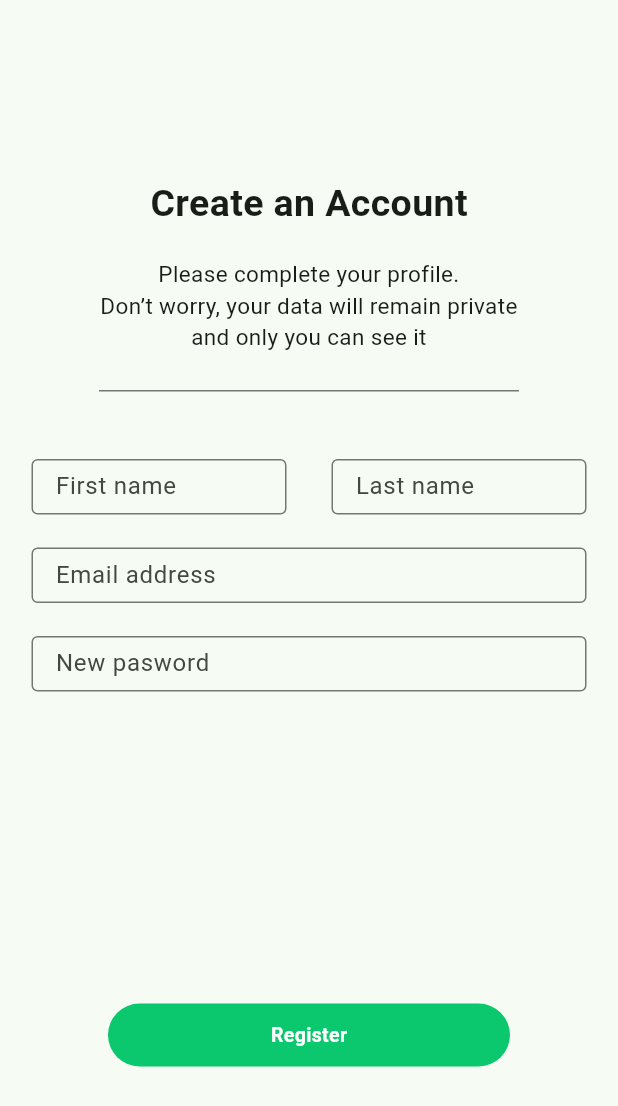
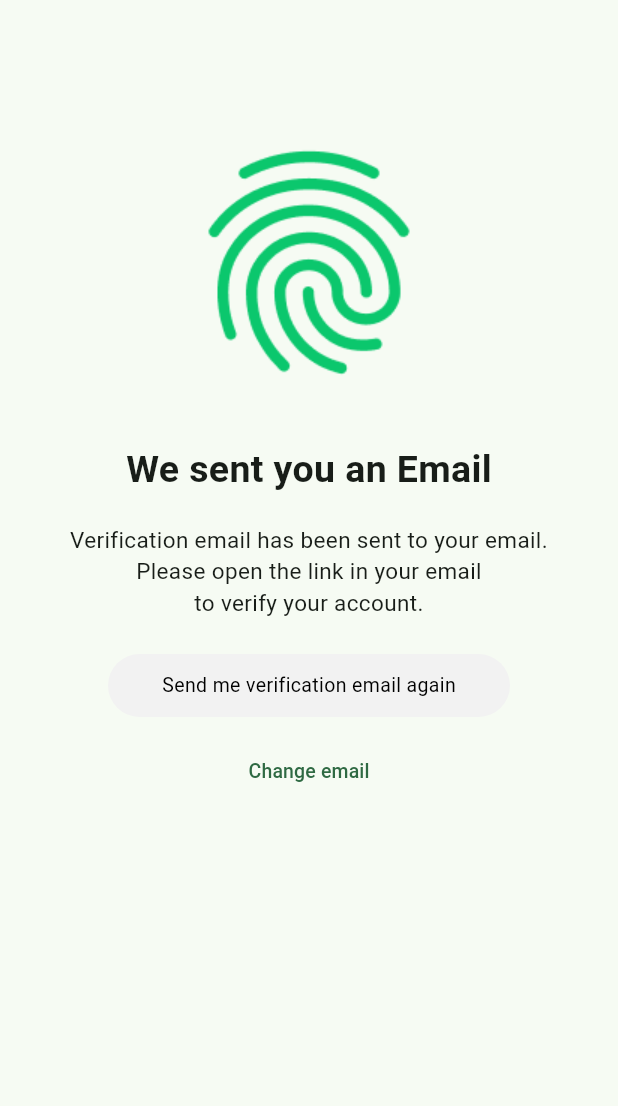
Before and after one commit to imranahmad2k1/spa-app, a Flutter app: the screen it shows after launch, on a phone screen of 412 x 824 dp. Shown: the top 1106 px of the screen. Run offline on Flutter 3.47's test engine with Material 2 defaults, Android fonts, the phone set to English and light mode, and no system bars.

Commit message:
verify email view completed

```diff
--- a/lib/main.dart
+++ b/lib/main.dart
@@ -1,6 +1,7 @@
 import 'package:flutter/material.dart';
 import 'package:student_personal_assistant/constants/colors.dart';
 import 'package:student_personal_assistant/views/register/create_an_account_view.dart';
+import 'package:student_personal_assistant/views/register/verify_email_view.dart';
 import 'package:student_personal_assistant/views/welcome_view.dart';
 
 void main() {
@@ -11,7 +12,7 @@ void main() {
       colorScheme: ColorScheme.fromSeed(seedColor: const Color(primaryColor)),
       useMaterial3: true,
     ),
-    home: const CreateAnAccountView(),
+    home: const VerifyEmailView(),
   ));
 }
 
--- /dev/null
+++ b/lib/views/register/verify_email_view.dart
@@ -0,0 +1,70 @@
+import 'package:flutter/material.dart';
+import 'package:student_personal_assistant/constants/colors.dart';
+
+class VerifyEmailView extends StatelessWidget {
+  const VerifyEmailView({super.key});
+
+  @override
+  Widget build(BuildContext context) {
+    return Scaffold(
+      body: Center(
+        child: Column(
+          crossAxisAlignment: CrossAxisAlignment.center,
+          children: [
+            const SizedBox(
+              height: 86,
+            ),
+            Image.asset(
+              'assets/images/fingerprint.png',
+              // width: , height: ,
+            ),
+            const SizedBox(height: 31),
+            const Text(
+              'We sent you an Email',
+              style: TextStyle(
+                fontSize: 25,
+                fontWeight: FontWeight.bold,
+              ),
+            ),
+            const SizedBox(height: 18),
+            const Text(
+              'Verification email has been sent to your email.\nPlease open the link in your email\nto verify your account.',
+              textAlign: TextAlign.center,
+              style: TextStyle(
+                fontSize: 15,
+              ),
+            ),
+            const SizedBox(height: 24),
+            InkWell(
+              onTap: () {},
+              borderRadius: BorderRadius.circular(30),
+              child: Ink(
+                width: 268,
+                height: 42,
+                decoration: BoxDecoration(
+                  borderRadius: BorderRadius.circular(30),
+                  color: const Color(secondaryColor),
+                ),
+                child: const Center(
+                    child: Text(
+                  'Send me verification email again',
+                  style: TextStyle(
+                      color: Colors.black,
+                      fontSize: 13,
+                      fontWeight: FontWeight.normal),
+                )),
+              ),
+            ),
+            const SizedBox(height: 12),
+            TextButton(
+                onPressed: () {},
+                child: const Text(
+                  "Change email",
+                  style: TextStyle(fontSize: 13),
+                ))
+          ],
+        ),
+      ),
+    );
+  }
+}
```
Also changed, not shown: assets/images/fingerprint.png (added).
